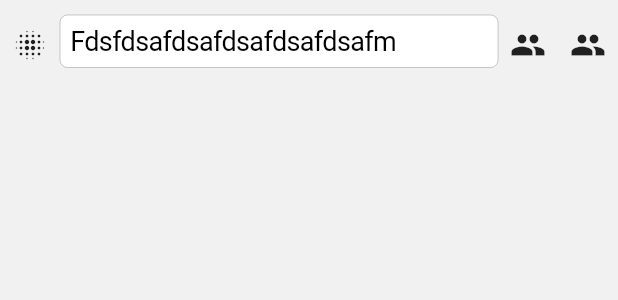
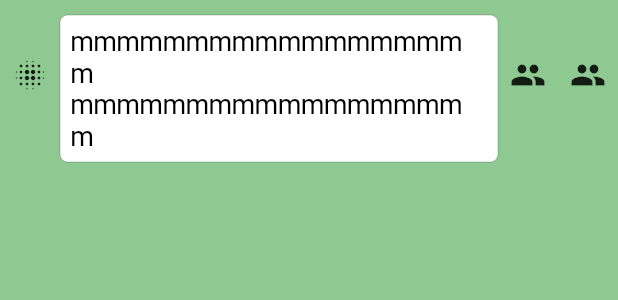
Before and after one commit to zhengbomo/flutter_wechat, a Flutter app: the ChatEditor widget shown alone on an empty page, opened directly, on a phone screen of 412 x 824 dp. Shown: the top 300 px of the screen. Run offline on Flutter 3.47's test engine with Material 2 defaults, Android fonts, the phone set to English and light mode, and no system bars; our stand-ins replace flutter_svg; missing offline and left inert: keyboard_utils; statements that could not run were skipped.

Commit message:
update chat bar

```diff
--- a/lib/data/constants/constants.dart
+++ b/lib/data/constants/constants.dart
@@ -9,7 +9,6 @@ class Constant {
 
   /// 新特性模块相关的资源
   static const String assetsImagesNewFeature = 'assets/images/new_feature/';
-
 
   /// 联系人模块相关的资源
   static const String assetsImagesContacts = 'assets/images/contacts/';
@@ -24,13 +23,19 @@ class Constant {
   static const String assetsImagesArrow = 'assets/images/arrow/';
 
   /// 微信模块相关的资源
-  static const AssertUtil assetsImagesMainframe = AssertUtil('assets/images/chat/');
+  static const AssertUtil assetsImagesMainframe =
+      AssertUtil('assets/images/chat/');
+
+  /// 微信聊天输入栏资源
+  static const AssertUtil assetsImagesChatBar =
+      AssertUtil('assets/images/chat/chat_bar/');
 
   /// 微信模块相关的资源
   static const AssertUtil assetsImagesMock = AssertUtil('assets/images/mock/');
 
   /// TabBar相关模块相关的资源
-  static const AssertUtil assetsImagesTabbar = AssertUtil('assets/images/tabbar/');
+  static const AssertUtil assetsImagesTabbar =
+      AssertUtil('assets/images/tabbar/');
 
   /// 关于微信相关模块相关的资源
   static const String assetsImagesAboutUs = 'assets/images/about_us/';
@@ -71,5 +76,4 @@ class Constant {
   static const double chatToolbarMinHeight = 60;
   static const double chatToolbarMaxHeight = 100;
   static const double chatToolbarTopBottomPadding = 10;
-
 }
--- a/lib/data/providers/chat_message_ui_model.dart
+++ b/lib/data/providers/chat_message_ui_model.dart
@@ -17,23 +17,27 @@ class ChatMessageUIModel extends ChangeNotifier {
   ChatInputType get chatInputType => _chatInputType;
 
   bool get isShowInputPanel {
-    return _chatInputType == ChatInputType.keyboard
-      || _chatInputType == ChatInputType.emoji
-      || _chatInputType == ChatInputType.more;
+    return _chatInputType == ChatInputType.keyboard ||
+        _chatInputType == ChatInputType.emoji ||
+        _chatInputType == ChatInputType.more;
   }
 
   double get messageListBottomHeight {
-    return this.bottomHeight + inputToolHeight
-    ;
+    return this.bottomHeight + inputToolHeight;
   }
 
-  bool setInputToolHeight(double height) {
+  bool setInputToolHeight(double height, {bool notify = true}) {
     height += Constant.chatToolbarTopBottomPadding * 2;
-    var fixHeight = min([Constant.chatToolbarMaxHeight, max([height, Constant.chatToolbarMinHeight])]);
+    var fixHeight = min([
+      Constant.chatToolbarMaxHeight,
+      max([height, Constant.chatToolbarMinHeight])
+    ]);
     fixHeight = fixHeight;
     if (inputToolHeight != fixHeight) {
       inputToolHeight = fixHeight;
+      if (notify) {
         notifyListeners();
+      }
       return true;
     } else {
       return false;
--- a/lib/ui/page/chats/chat_editor.dart
+++ b/lib/ui/page/chats/chat_editor.dart
@@ -1,7 +1,6 @@
 import 'package:flutter/cupertino.dart';
 import 'package:flutter/material.dart';
 import 'package:flutterwechat/data/constants/constants.dart';
-import 'package:flutterwechat/data/constants/style.dart';
 import 'package:flutterwechat/data/providers/chat_message_ui_model.dart';
 import 'package:flutterwechat/ui/page/chats/chat_input_type.dart';
 import 'package:flutterwechat/ui/view/sized_icon_button.dart';
@@ -9,11 +8,8 @@ import 'package:keyboard_utils/keyboard_listener.dart';
 import 'package:keyboard_utils/keyboard_utils.dart';
 import 'package:provider/provider.dart';
 
-
-
-
 class ChatEditor extends StatefulWidget {
-  final VoidCallback textViewHeightChanged;
+  final ValueChanged<bool> textViewHeightChanged;
 
   ChatEditor({this.textViewHeightChanged});
 
@@ -21,18 +17,25 @@ class ChatEditor extends StatefulWidget {
   _ChatEditorState createState() => _ChatEditorState();
 }
 
-class _ChatEditorState extends State<ChatEditor> with SingleTickerProviderStateMixin{
+class _ChatEditorState extends State<ChatEditor>
+    with SingleTickerProviderStateMixin {
   FocusNode _focusNode = FocusNode();
   TextEditingController _editingController;
-  KeyboardUtils  _keyboardUtils = KeyboardUtils();
+  KeyboardUtils _keyboardUtils = KeyboardUtils();
   int _subscribingId;
+
+  GlobalKey _globalKey = GlobalKey();
 
   @override
   void initState() {
-    _editingController = TextEditingController(text: "Fdsfdsafdsafdsafdsafdsafm");
-    _subscribingId = _keyboardUtils.add(listener: KeyboardListener(willShowKeyboard: (height) {
+    _editingController =
+        TextEditingController(text: "mmmmmmmmmmmmmmmmmm mmmmmmmmmmmmmmmmmm");
+    _subscribingId = _keyboardUtils.add(
+        listener: KeyboardListener(willShowKeyboard: (height) {
       var model = context.read<ChatMessageUIModel>();
       model.keyboardHeight = height;
+      // 更新toolheight
+      _updateTextToolHeight(model);
       model.setChatInputType(ChatInputType.keyboard);
     }, willHideKeyboard: () {
       var model = context.read<ChatMessageUIModel>();
@@ -42,7 +45,22 @@ class _ChatEditorState extends State<ChatEditor> with SingleTickerProviderStateM
       }
     }));
 
+    WidgetsBinding.instance.addPostFrameCallback((timeStamp) {
+      var model = context.read<ChatMessageUIModel>();
+      _updateTextToolHeight(model, notify: true);
+      widget.textViewHeightChanged(true);
+    });
+
     super.initState();
+  }
+
+  _updateTextToolHeight(ChatMessageUIModel model, {bool notify: false}) {
+    // 更新toolheight
+    var textViewHeight =
+        _textFieldKey.currentContext.findRenderObject().paintBounds.size.height;
+    if (textViewHeight != model.inputToolHeight) {
+      model.setInputToolHeight(textViewHeight, notify: notify);
+    }
   }
 
   @override
@@ -57,46 +75,74 @@ class _ChatEditorState extends State<ChatEditor> with SingleTickerProviderStateM
   @override
   Widget build(BuildContext context) {
     return ColoredBox(
-      color: Style.chatToolbarBackgroundColor.withAlpha(150),
+        // color: Style.chatToolbarBackgroundColor.withAlpha(200),
+        color: Colors.green.withAlpha(150),
         child: SafeArea(
             top: false,
             bottom: false,
             child: Column(
               children: <Widget>[
                 Padding(
-              padding: EdgeInsets.fromLTRB(0, Constant.chatToolbarTopBottomPadding, 0, Constant.chatToolbarTopBottomPadding),
+                  key: _globalKey,
+                  padding: EdgeInsets.fromLTRB(
+                      0,
+                      Constant.chatToolbarTopBottomPadding,
+                      0,
+                      Constant.chatToolbarTopBottomPadding),
                   child: Container(
                     child: Row(
                       children: <Widget>[
                         SizedIconButton(
-                      height: Constant.chatToolbarMinHeight - Constant.chatToolbarTopBottomPadding * 2,
-                      width: Constant.chatToolbarMinHeight - Constant.chatToolbarTopBottomPadding * 2,
+                          height: Constant.chatToolbarMinHeight -
+                              Constant.chatToolbarTopBottomPadding * 2,
+                          width: Constant.chatToolbarMinHeight -
+                              Constant.chatToolbarTopBottomPadding * 2,
                           onPressed: () {
                             var model = context.read<ChatMessageUIModel>();
                             if (model.chatInputType != ChatInputType.voice) {
-                          if (model.chatInputType == ChatInputType.keyboard) {
-                            FocusScope.of(context).requestFocus(FocusNode());
+                              if (model.chatInputType ==
+                                  ChatInputType.keyboard) {
+                                FocusScope.of(context)
+                                    .requestFocus(FocusNode());
                               }
+                              model.setInputToolHeight(
+                                  Constant.chatToolbarMinHeight -
+                                      Constant.chatToolbarTopBottomPadding * 2);
                               model.setChatInputType(ChatInputType.voice);
                             } else {
-                          model.setChatInputType(ChatInputType.none);
+                              _focusNode.requestFocus();
+                              // model.setChatInputType(ChatInputType.keyboard);
                             }
                           },
-                      icon: Icon(context.watch<ChatMessageUIModel>().chatInputType == ChatInputType.voice
+                          icon: Icon(context
+                                      .watch<ChatMessageUIModel>()
+                                      .chatInputType ==
+                                  ChatInputType.voice
                               ? Icons.blur_off
                               : Icons.blur_on),
                         ),
                         Expanded(
                             child: ConstrainedBox(
                                 constraints: BoxConstraints(
-                          maxHeight: Constant.chatToolbarMaxHeight - Constant.chatToolbarTopBottomPadding * 2,
-                          minHeight: Constant.chatToolbarMinHeight - Constant.chatToolbarTopBottomPadding * 2
-                        ),
-                        child: IndexedStack(
-                        index: _indexForCenterInput(context),
+                                    maxHeight: Constant.chatToolbarMaxHeight -
+                                        Constant.chatToolbarTopBottomPadding *
+                                            2,
+                                    minHeight: Constant.chatToolbarMinHeight -
+                                        Constant.chatToolbarTopBottomPadding *
+                                            2),
+                                child: Column(
+                                  mainAxisSize: MainAxisSize.min,
+                                  mainAxisAlignment: MainAxisAlignment.center,
+                                  crossAxisAlignment:
+                                      CrossAxisAlignment.stretch,
+                                  // index: _indexForCenterInput(context),
                                   children: <Widget>[
-                          CupertinoTextField(
-
+                                    Offstage(
+                                        offstage: context
+                                                .watch<ChatMessageUIModel>()
+                                                .chatInputType ==
+                                            ChatInputType.voice,
+                                        child: CupertinoTextField(
                                           key: _textFieldKey,
                                           style: TextStyle(fontSize: 18),
                                           // expands: true,
@@ -109,45 +155,49 @@ class _ChatEditorState extends State<ChatEditor> with SingleTickerProviderStateM
                                           onChanged: (text) {
                                             _onTextChanged(context);
                                           },
-
-                          ),
-                          Positioned(
-                            top: 0,
-                            bottom: 0,
-                            left: 0,
-                            right: 0,
+                                        )),
+                                    Offstage(
+                                      offstage: context
+                                              .watch<ChatMessageUIModel>()
+                                              .chatInputType !=
+                                          ChatInputType.voice,
+                                      child: SizedBox(
+                                        height: 40,
                                         child: FlatButton(
                                           color: Color(0xffdcdcdc),
-                              onPressed: () {
-
-                              },
+                                          onPressed: () {},
                                           child: Text("按住说话"),
+                                        ),
                                       ),
                                     )
                                   ],
-                      )
-                      )
-                    ),
+                                ))),
                         SizedIconButton(
-                      height: Constant.chatToolbarMinHeight - Constant.chatToolbarTopBottomPadding * 2,
-                      width: Constant.chatToolbarMinHeight - Constant.chatToolbarTopBottomPadding * 2,
+                          height: Constant.chatToolbarMinHeight -
+                              Constant.chatToolbarTopBottomPadding * 2,
+                          width: Constant.chatToolbarMinHeight -
+                              Constant.chatToolbarTopBottomPadding * 2,
                           onPressed: () {
                             var model = context.read<ChatMessageUIModel>();
                             if (model.chatInputType == ChatInputType.keyboard) {
                               _focusNode.unfocus();
                             }
+                            _updateTextToolHeight(model);
                             model.setChatInputType(ChatInputType.emoji);
                           },
                           icon: Icon(Icons.people),
                         ),
                         SizedIconButton(
-                      height: Constant.chatToolbarMinHeight - Constant.chatToolbarTopBottomPadding * 2,
-                      width: Constant.chatToolbarMinHeight - Constant.chatToolbarTopBottomPadding * 2,
+                          height: Constant.chatToolbarMinHeight -
+                              Constant.chatToolbarTopBottomPadding * 2,
+                          width: Constant.chatToolbarMinHeight -
+                              Constant.chatToolbarTopBottomPadding * 2,
                           onPressed: () {
                             var model = context.read<ChatMessageUIModel>();
                             if (model.chatInputType == ChatInputType.keyboard) {
                               _focusNode.unfocus();
                             }
+                            _updateTextToolHeight(model);
                             model.setChatInputType(ChatInputType.more);
                           },
                           icon: Icon(Icons.people),
@@ -160,23 +210,31 @@ class _ChatEditorState extends State<ChatEditor> with SingleTickerProviderStateM
                   curve: Curves.easeInOut,
                   duration: Duration(milliseconds: 250),
                   vsync: this,
-              child: SizedBox(height: context.watch<ChatMessageUIModel>().bottomHeight),
+                  child: SizedBox(
+                      height: context.watch<ChatMessageUIModel>().bottomHeight),
                 ),
               ],
-        )
-      )
-    );
+            )));
   }
 
   _onTextChanged(BuildContext context) {
     WidgetsBinding.instance.addPostFrameCallback((timeStamp) {
-      var height = _textFieldKey.currentContext.findRenderObject().paintBounds.size.height;
-      print("$height");
+      var height = _textFieldKey.currentContext
+          .findRenderObject()
+          .paintBounds
+          .size
+          .height;
+      var height2 = _textFieldKey.currentContext
+          .findRenderObject()
+          .paintBounds
+          .size
+          .height;
+      print("$height, $height2");
       var model = context.read<ChatMessageUIModel>();
       if (height != model.inputToolHeight) {
         // scroll to end
         if (model.setInputToolHeight(height)) {
-          widget.textViewHeightChanged();
+          widget.textViewHeightChanged(false);
         }
       }
     });
--- a/pubspec.yaml
+++ b/pubspec.yaml
@@ -33,6 +33,7 @@ flutter:
     - assets/images/
     - assets/images/tabbar/
     - assets/images/chat/
+    - assets/images/chat/chat_bar/
     - assets/images/mock/
 
   # fonts:
```
Also changed, not shown: lib/ui/page/chats/chat_detail_page.dart (+21 -20 lines), assets/images/chat/chat_bar/chat_bar_emoji.svg (added), assets/images/chat/chat_bar/chat_bar_keyboard.svg (added), assets/images/chat/chat_bar/chat_bar_more.svg (added), assets/images/chat/chat_bar/chat_bar_voice.svg (added), assets/images/chat/chat_bar/voice_input_btn_highlight.png (added), assets/images/chat/chat_bar/voice_input_btn_normal.png (added), pubspec.lock, 1 other file. Lines whose indentation alone changed are shown as unchanged.
